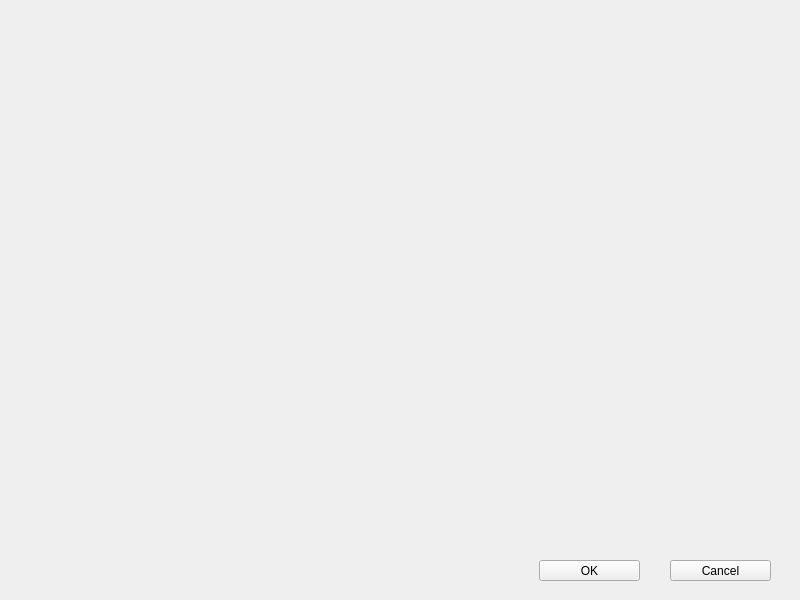
Before: the Qt Designer form QKeyMapper/qinputdevicelistwindow.ui in Zalafina/QKeyMapper, drawn with Qt 5.
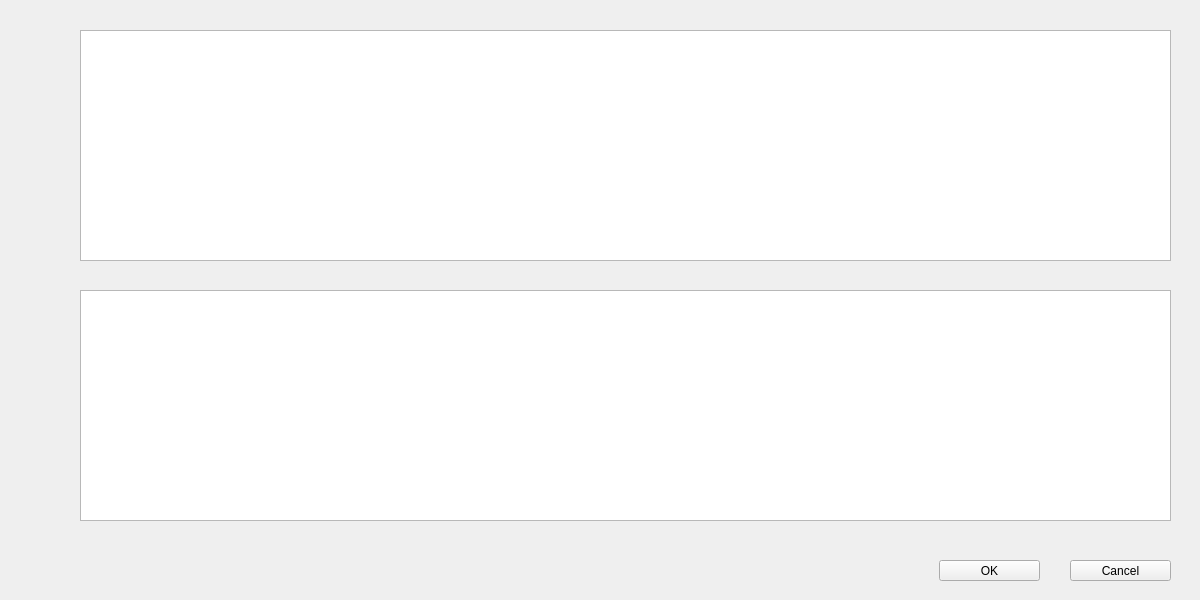
After: the same form once the commit is applied.

Diff of the .ui file:
```diff
--- a/QKeyMapper/qinputdevicelistwindow.ui
+++ b/QKeyMapper/qinputdevicelistwindow.ui
@@ -9,7 +9,7 @@
    <rect>
     <x>0</x>
     <y>0</y>
-    <width>800</width>
+    <width>1200</width>
     <height>600</height>
    </rect>
   </property>
@@ -19,7 +19,7 @@
   <widget class="QPushButton" name="pushButton">
    <property name="geometry">
     <rect>
-     <x>539</x>
+     <x>939</x>
      <y>560</y>
      <width>101</width>
      <height>21</height>
@@ -41,7 +41,7 @@
   <widget class="QPushButton" name="pushButton_2">
    <property name="geometry">
     <rect>
-     <x>670</x>
+     <x>1070</x>
      <y>560</y>
      <width>101</width>
      <height>21</height>
@@ -57,6 +57,26 @@
     <bool>false</bool>
    </property>
   </widget>
+  <widget class="QTableWidget" name="keyboardDeviceTable">
+   <property name="geometry">
+    <rect>
+     <x>80</x>
+     <y>30</y>
+     <width>1091</width>
+     <height>231</height>
+    </rect>
+   </property>
+  </widget>
+  <widget class="QTableWidget" name="mouseDeviceTable">
+   <property name="geometry">
+    <rect>
+     <x>80</x>
+     <y>290</y>
+     <width>1091</width>
+     <height>231</height>
+    </rect>
+   </property>
+  </widget>
  </widget>
  <resources/>
  <connections/>
```
Left out of the diff: 4 changed lines with no effect on the pictures.
